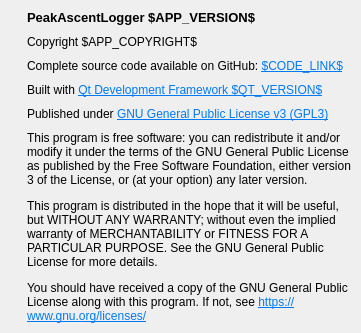
First picture: the form in src/ui/about_window.ui, repository svetter/pal, before the edit.
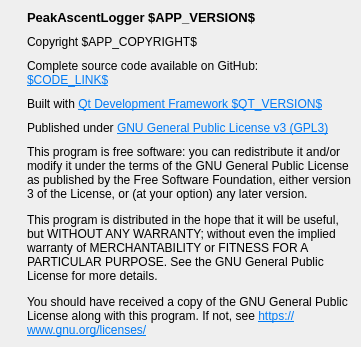
Second picture: the form after the edit. Icons and pictures are not drawn.

Commit message: Small change to About dialog

```diff
--- a/src/ui/about_window.ui
+++ b/src/ui/about_window.ui
@@ -116,7 +116,7 @@
      <item>
       <widget class="QLabel" name="codeLabel">
        <property name="text">
-        <string>&lt;html&gt;&lt;head/&gt;&lt;body&gt;&lt;p&gt;Complete source code available on GitHub: &lt;a href=&quot;$CODE_LINK$&quot;&gt;&lt;span style=&quot; text-decoration: underline; color:#007af4;&quot;&gt;$CODE_LINK$&lt;/span&gt;&lt;/a&gt;&lt;/p&gt;&lt;/body&gt;&lt;/html&gt;</string>
+        <string>&lt;html&gt;&lt;head/&gt;&lt;body&gt;&lt;p&gt;Complete source code available on GitHub:&lt;br/&gt;&lt;a href=&quot;$CODE_LINK$&quot;&gt;&lt;span style=&quot; text-decoration: underline; color:#007af4;&quot;&gt;$CODE_LINK$&lt;/span&gt;&lt;/a&gt;&lt;/p&gt;&lt;/body&gt;&lt;/html&gt;</string>
        </property>
        <property name="wordWrap">
         <bool>true</bool>
```
